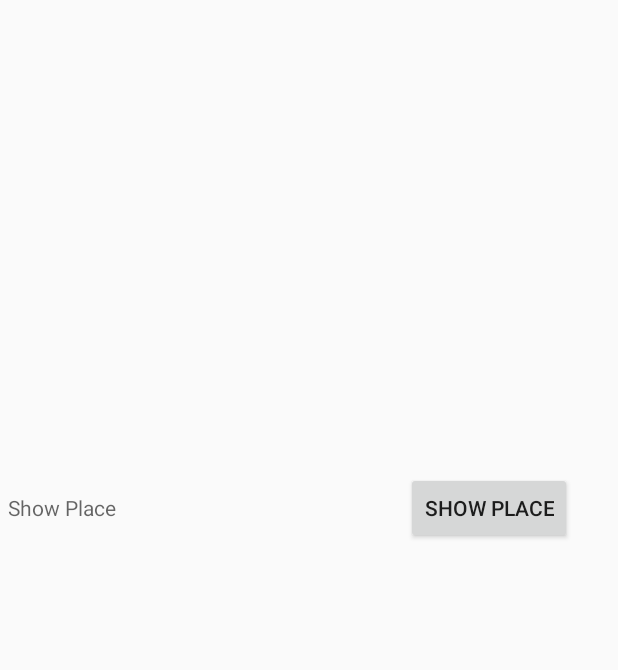
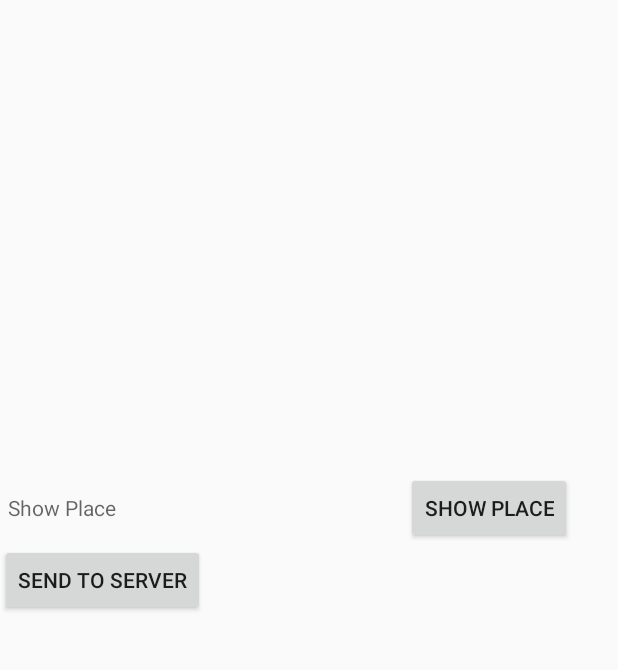
Before and after one commit to EiEi-stack/RestRequestAndroid, an Android app: the screen it shows after launch (MainActivity), on a phone screen of 412 x 824 dp, the part 137-807 px from its top. Run offline under Robolectric (Android 15) with nearby library versions, the phone set to English and light mode, and no system bars.

Commit message:
緯度と経度サーバーに送信する

```diff
--- a/app/src/main/AndroidManifest.xml
+++ b/app/src/main/AndroidManifest.xml
@@ -4,9 +4,10 @@
 
     <uses-permission android:name="android.permission.ACCESS_FINE_LOCATION" />
     <uses-permission android:name="android.permission.ACCESS_COARSE_LOCATION" />
-
+    <uses-permission android:name="android.permission.INTERNET" />
     <application
         android:allowBackup="true"
+        android:usesCleartextTraffic="true"
         android:icon="@mipmap/icon_map"
         android:label="@string/app_name"
         android:roundIcon="@mipmap/icon_map"
--- a/app/src/main/res/layout/activity_main.xml
+++ b/app/src/main/res/layout/activity_main.xml
@@ -2,8 +2,8 @@
 <LinearLayout xmlns:android="http://schemas.android.com/apk/res/android"
     android:layout_width="match_parent"
     android:layout_height="match_parent"
-    android:orientation="vertical"
-    android:fitsSystemWindows="true">
+    android:fitsSystemWindows="true"
+    android:orientation="vertical">
 
     <fragment
         android:id="@+id/map"
@@ -12,26 +12,31 @@
         android:layout_height="350dp" />
 
 
-
     <LinearLayout
         android:layout_width="match_parent"
         android:layout_height="wrap_content"
-        android:weightSum="5"
-        >
+        android:weightSum="5">
+
         <TextView
-            android:padding="5dp"
             android:id="@+id/tv_currentPlace"
             android:layout_width="0dp"
+            android:layout_height="wrap_content"
             android:layout_weight="4.5"
             android:hint="@string/show_current_place"
-            android:layout_height="wrap_content"/>
+            android:padding="5dp" />
+
         <Button
-            android:layout_toRightOf="@+id/tv_currentPlace"
             android:id="@+id/showCurrentPlace"
             android:layout_width="wrap_content"
             android:layout_height="wrap_content"
-            android:layout_alignBaseline="@+id/tv_currentPlace"
-            android:text="@string/show_current_place"/>
+            android:text="@string/show_current_place" />
     </LinearLayout>
 
+    <Button
+        android:id="@+id/btnSendServer"
+        android:layout_width="wrap_content"
+        android:layout_height="wrap_content"
+        android:gravity="center"
+        android:text="@string/send_to_server"
+        android:textAlignment="center" />
 </LinearLayout>
--- a/app/src/main/res/values/strings.xml
+++ b/app/src/main/res/values/strings.xml
@@ -6,4 +6,5 @@
     <string name="default_info_snipped">No Place found, because location Permission is disable</string>
     <string name="maps_api_key">AIzaSyCJtSwMl6hNCeN5MYP75lTGmVdzBJcOV_8</string>
     <string name="show_current_place">Show Place</string>
+    <string name="send_to_server">Send to Server</string>
 </resources>
```
Also changed, not shown: app/src/main/java/com/example/restrequestandroid/MainActivity.kt (+31 -13 lines), app/src/main/java/com/example/restrequestandroid/SendRequestActivity.kt (+26 -8 lines), app/src/main/res/layout/activity_send_request.xml (+13 -2 lines).
